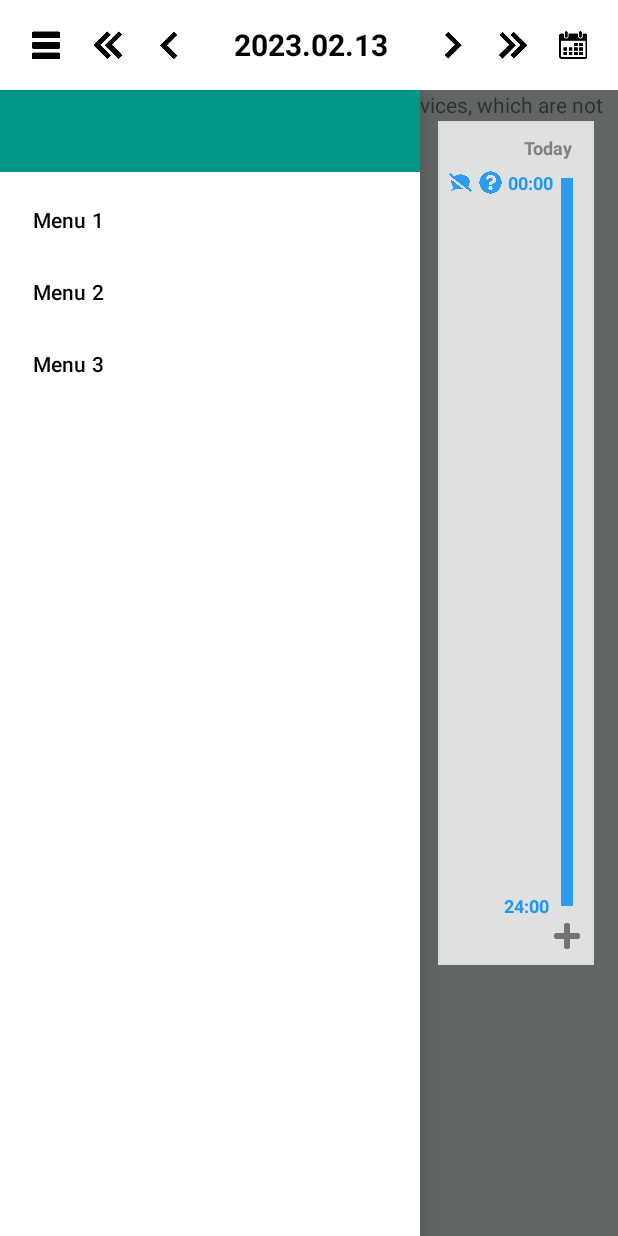
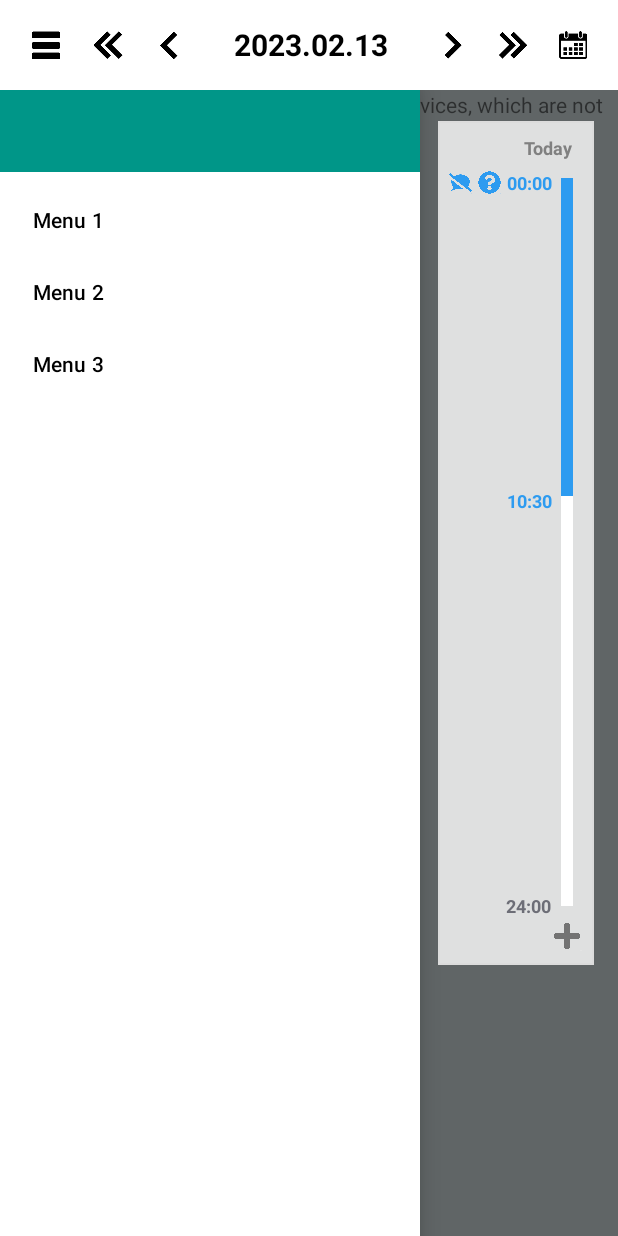
Before and after one commit to Builday365/builday365, an Android app: the MainActivity screen opened directly, with no data from a screen before it, with the side drawer open, on a phone screen of 412 x 824 dp. Run offline under Robolectric (Android 15) with nearby library versions, the phone set to English and light mode, and no system bars.

Commit message:
[Feat] Add Current Time Sidebar

```diff
--- a/app/src/main/java/com/example/builday365/MainActivity.java
+++ b/app/src/main/java/com/example/builday365/MainActivity.java
@@ -15,8 +15,11 @@ import android.graphics.Color;
 import android.location.Location;
 import android.location.LocationManager;
 import android.os.Bundle;
+import android.os.Handler;
+import android.os.Message;
 import android.view.Gravity;
 import android.view.View;
+import android.view.ViewTreeObserver;
 import android.widget.Button;
 import android.widget.CalendarView;
 import android.widget.EditText;
@@ -51,11 +54,11 @@ public class MainActivity extends AppCompatActivity
     String[] REQUIRED_PERMISSIONS = {android.Manifest.permission.ACCESS_FINE_LOCATION, android.Manifest.permission.ACCESS_COARSE_LOCATION};
     private static final int PERMISSIONS_REQUEST_CODE = 100;
 
-    TextView tv_toolbar_cur_date, tv_google_name;
+    TextView tv_toolbar_cur_date, tv_google_name, tv_sidebar_cur_time;
     ImageButton ibtn_calendar, ibtn_day_prev, ibtn_day_next, ibtn_month_prev, ibtn_month_next,
             ibtn_side_menu, ibtn_add_section, ibtn_sidebar_memo, ibtn_sidebar_activity;
     DrawerLayout drawerLayout;
-    ConstraintLayout timeBarLayout, makeSectionLayout;
+    ConstraintLayout timeBarLayout, makeSectionLayout, layout_sidebar_total_time, layout_sidebar_cur_time;
     ImageView iv_google_photo;
     Button btn_dialog_section_ok, btn_dialog_section_cancel;
     EditText dialog_section_et_memo;
@@ -241,6 +244,7 @@ public class MainActivity extends AppCompatActivity
 
         @SuppressLint("ResourceType")
         String select_color = getResources().getString(R.color.blue);
+        tv_sidebar_cur_time = (TextView)findViewById(R.id.main_sidebar_tv_cur_time);
 
         ibtn_sidebar_memo = (ImageButton)findViewById(R.id.main_sidebar_ibtn_memo);
         ibtn_sidebar_memo.setImageTintList(ColorStateList.valueOf(Color.parseColor(select_color)));
@@ -278,11 +282,26 @@ public class MainActivity extends AppCompatActivity
             }
         });
 
+
         SupportMapFragment mapFragment = (SupportMapFragment) getSupportFragmentManager().findFragmentById(R.id.map);
         mapFragment.getMapAsync(this);
+
+        layout_sidebar_total_time = (ConstraintLayout)findViewById(R.id.main_sidebar_layout_total_time);
+        layout_sidebar_cur_time = (ConstraintLayout)findViewById(R.id.main_sidebar_layout_cur_time);
+        ViewTreeObserver viewTreeObserver = layout_sidebar_total_time.getViewTreeObserver();
+
+        if (viewTreeObserver.isAlive()) {
+            viewTreeObserver.addOnGlobalLayoutListener(new ViewTreeObserver.OnGlobalLayoutListener() {
+                @Override
+                public void onGlobalLayout() {
+                    layout_sidebar_total_time.getViewTreeObserver().removeOnGlobalLayoutListener(this);
+                    update_time(layout_sidebar_total_time.getHeight());
+                }
+            });
+        }
     }
 
-    void set_date(Date date) {
+    public void set_date(Date date) {
         String getCurDate = new SimpleDateFormat("yyyy.MM.dd").format(date);
 
         if ((getCurDate.split("\\.")).length == 3) {
@@ -296,6 +315,62 @@ public class MainActivity extends AppCompatActivity
         else {
             tv_toolbar_cur_date.setText("Cal Err.");
         }
+    }
+
+    public String get_time() {
+        Date date = new Date(System.currentTimeMillis());
+        SimpleDateFormat simpleDateFormat = new SimpleDateFormat("hh:mm");
+        String cur_time = simpleDateFormat.format(date);
+        Log.e(TAG, "get_time() " + cur_time);
+
+        return cur_time;
+    }
+
+    public void update_time(int total_time_len) {
+        final Handler handler = new Handler() {
+            @Override
+            public void handleMessage(Message message) {
+                String cur_time = get_time();
+                tv_sidebar_cur_time.setText(cur_time);
+                Log.e(TAG, "handleMessage " + cur_time);
+
+                int cur_hour = Integer.parseInt(cur_time.split(":")[0]);
+                int cur_min = Integer.parseInt(cur_time.split(":")[1]);
+                double time_rate = (cur_hour * 60 + cur_min) / (24 * 60.0);
+                int cur_time_len = (int)(time_rate * total_time_len);
+                Log.e(TAG, "time_rate " + time_rate);
+                Log.e(TAG, "total_time_len " + total_time_len);
+                Log.e(TAG, "cur_time_len " + cur_time_len);
+
+                ConstraintLayout.LayoutParams layoutParams
+                        = (ConstraintLayout.LayoutParams) tv_sidebar_cur_time.getLayoutParams();
+                layoutParams.topMargin = cur_time_len;
+                tv_sidebar_cur_time.setLayoutParams(layoutParams);
+
+                layoutParams = (ConstraintLayout.LayoutParams) layout_sidebar_cur_time.getLayoutParams();
+                layoutParams.height = cur_time_len;
+                layout_sidebar_cur_time.setLayoutParams(layoutParams);
+            }
+        };
+
+        Runnable task = new Runnable() {
+            @Override
+            public void run() {
+                while (true) {
+                    try {
+                        Thread.sleep(1000);
+                    }
+                    catch (InterruptedException e) {
+                        Log.e(TAG, "thread error " + e);
+                    }
+
+                    handler.sendEmptyMessage(1);
+                }
+            }
+        };
+
+        Thread thread = new Thread(task);
+        thread.start();
     }
 
     @Override
--- a/app/src/main/res/layout/activity_main.xml
+++ b/app/src/main/res/layout/activity_main.xml
@@ -124,7 +124,8 @@
         app:layout_constraintHorizontal_bias="0.0"
         app:layout_constraintStart_toStartOf="parent"
         app:layout_constraintTop_toBottomOf="@+id/main_top_toolbar"
-        app:layout_constraintVertical_bias="0.0">
+        app:layout_constraintVertical_bias="0.0"
+        tools:visibility="invisible">
 
         <androidx.constraintlayout.widget.ConstraintLayout
             android:id="@+id/main_contents"
@@ -197,7 +198,7 @@
             android:textSize="12sp"
             android:textStyle="bold"
             app:layout_constraintBottom_toBottomOf="parent"
-            app:layout_constraintEnd_toEndOf="@+id/constraintLayout"
+            app:layout_constraintEnd_toEndOf="@+id/main_sidebar_layout_total_time"
             app:layout_constraintHorizontal_bias="1.0"
             app:layout_constraintStart_toStartOf="parent"
             app:layout_constraintTop_toTopOf="parent"
@@ -236,14 +237,28 @@
             android:layout_height="wrap_content"
             android:layout_marginTop="-5dp"
             android:text="00:00"
-            android:textColor="#2196F3"
+            android:textColor="@color/blue"
             android:textSize="12sp"
             android:textStyle="bold"
             app:layout_constraintBottom_toBottomOf="parent"
-            app:layout_constraintEnd_toStartOf="@+id/constraintLayout"
-            app:layout_constraintHorizontal_bias="0.9"
+            app:layout_constraintEnd_toStartOf="@+id/main_sidebar_layout_total_time"
+            app:layout_constraintHorizontal_bias="0.88"
             app:layout_constraintStart_toStartOf="parent"
-            app:layout_constraintTop_toTopOf="@+id/constraintLayout"
+            app:layout_constraintTop_toTopOf="@+id/main_sidebar_layout_total_time"
+            app:layout_constraintVertical_bias="0" />
+
+        <TextView
+            android:id="@+id/main_sidebar_tv_cur_time"
+            android:layout_width="wrap_content"
+            android:layout_height="wrap_content"
+            android:text="nn:nn"
+            android:textColor="@color/blue"
+            android:textSize="12sp"
+            android:textStyle="bold"
+            app:layout_constraintBottom_toTopOf="@+id/textView5"
+            app:layout_constraintEnd_toEndOf="@+id/textView2"
+            app:layout_constraintStart_toStartOf="@+id/textView2"
+            app:layout_constraintTop_toTopOf="@+id/textView2"
             app:layout_constraintVertical_bias="0" />
 
         <TextView
@@ -252,18 +267,33 @@
             android:layout_height="wrap_content"
             android:layout_marginBottom="-8dp"
             android:text="24:00"
-            android:textColor="#2196F3"
+            android:textColor="@color/black"
             android:textSize="12sp"
             android:textStyle="bold"
-            app:layout_constraintBottom_toBottomOf="@+id/constraintLayout"
-            app:layout_constraintEnd_toStartOf="@+id/constraintLayout"
+            app:layout_constraintBottom_toBottomOf="@+id/main_sidebar_layout_total_time"
+            app:layout_constraintEnd_toEndOf="@+id/textView2"
             app:layout_constraintHorizontal_bias="0.85"
-            app:layout_constraintStart_toStartOf="parent"
-            app:layout_constraintTop_toTopOf="@+id/constraintLayout"
+            app:layout_constraintStart_toEndOf="@+id/main_sidebar_ibtn_activity"
+            app:layout_constraintTop_toTopOf="@+id/main_sidebar_layout_total_time"
             app:layout_constraintVertical_bias="1.0" />
 
         <androidx.constraintlayout.widget.ConstraintLayout
-            android:id="@+id/constraintLayout"
+            android:id="@+id/main_sidebar_layout_total_time"
+            android:layout_width="8dp"
+            android:layout_height="0dp"
+            android:layout_marginTop="12dp"
+            android:layout_marginBottom="40dp"
+            android:background="@color/white"
+            app:layout_constraintBottom_toBottomOf="parent"
+            app:layout_constraintEnd_toEndOf="parent"
+            app:layout_constraintHorizontal_bias="0.85"
+            app:layout_constraintStart_toStartOf="parent"
+            app:layout_constraintTop_toBottomOf="@+id/textView">
+
+        </androidx.constraintlayout.widget.ConstraintLayout>
+
+        <androidx.constraintlayout.widget.ConstraintLayout
+            android:id="@+id/main_sidebar_layout_cur_time"
             android:layout_width="8dp"
             android:layout_height="0dp"
             android:layout_marginTop="12dp"
@@ -273,7 +303,8 @@
             app:layout_constraintEnd_toEndOf="parent"
             app:layout_constraintHorizontal_bias="0.85"
             app:layout_constraintStart_toStartOf="parent"
-            app:layout_constraintTop_toBottomOf="@+id/textView">
+            app:layout_constraintTop_toBottomOf="@+id/textView"
+            app:layout_constraintVertical_bias="0.0">
 
         </androidx.constraintlayout.widget.ConstraintLayout>
 
@@ -284,9 +315,9 @@
             android:background="#00FFFFFF"
             android:scaleType="fitCenter"
             app:layout_constraintBottom_toBottomOf="parent"
-            app:layout_constraintEnd_toEndOf="@+id/constraintLayout"
-            app:layout_constraintStart_toStartOf="@+id/constraintLayout"
-            app:layout_constraintTop_toBottomOf="@+id/constraintLayout"
+            app:layout_constraintEnd_toEndOf="@+id/main_sidebar_layout_total_time"
+            app:layout_constraintStart_toStartOf="@+id/main_sidebar_layout_total_time"
+            app:layout_constraintTop_toBottomOf="@+id/main_sidebar_layout_total_time"
             app:srcCompat="@drawable/builday_icon_add"
             tools:ignore="TouchTargetSizeCheck,SpeakableTextPresentCheck" />
 
```
